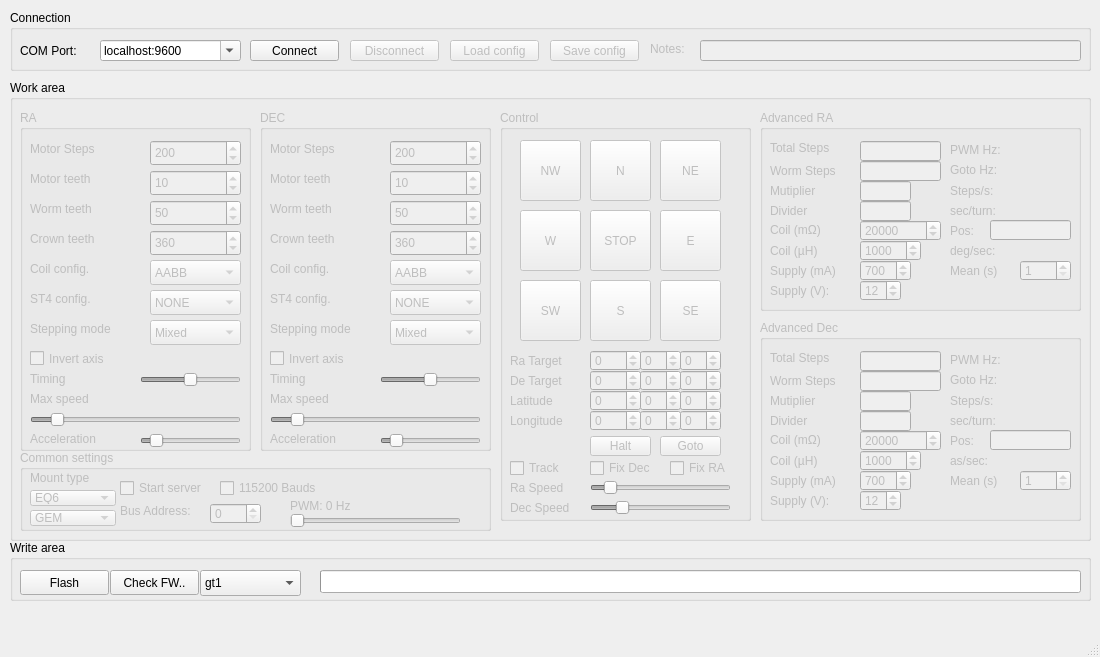
Above: mainwindow.ui from ahp-electronics/gt-configurator before the change. Below: the same form after it.
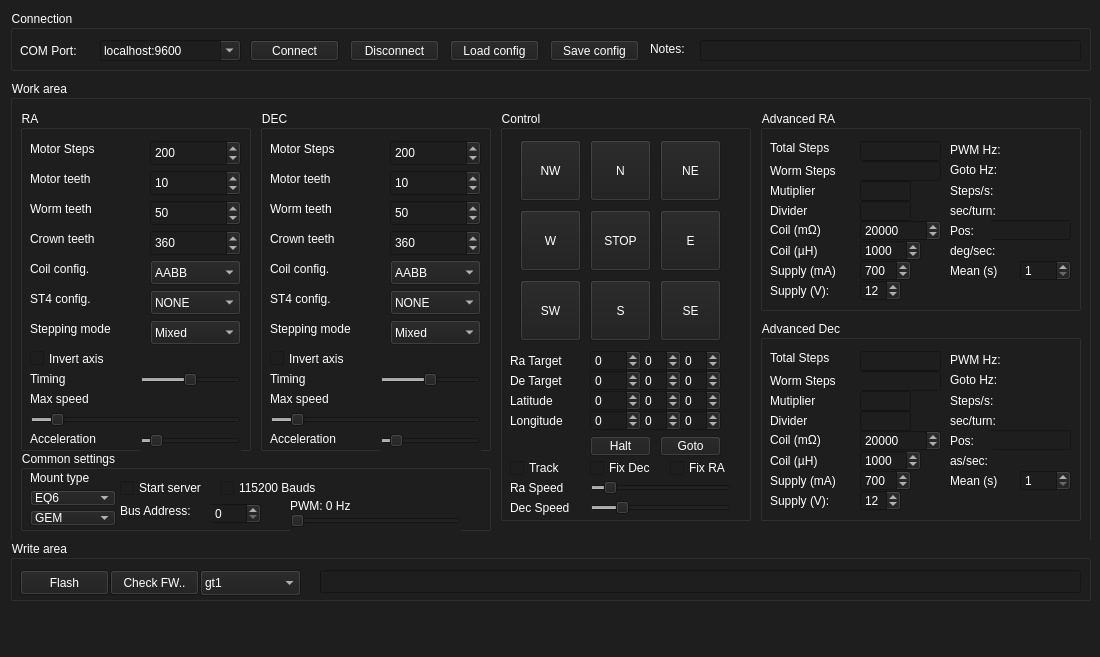
That is the form after the change.

Patch:
```diff
--- a/mainwindow.ui
+++ b/mainwindow.ui
@@ -10,6 +10,11 @@
     <height>657</height>
    </rect>
   </property>
+  <property name="styleSheet">
+   <string notr="true">background-color: rgb(30, 30, 30);
+font: 10pt &quot;FreeSans&quot;;
+color: rgb(255, 255, 255);</string>
+  </property>
   <widget class="QWidget" name="centralwidget">
    <widget class="QGroupBox" name="WorkArea">
     <property name="enabled">
```
Left out of the diff: 2 changed lines with no effect on the pictures.
